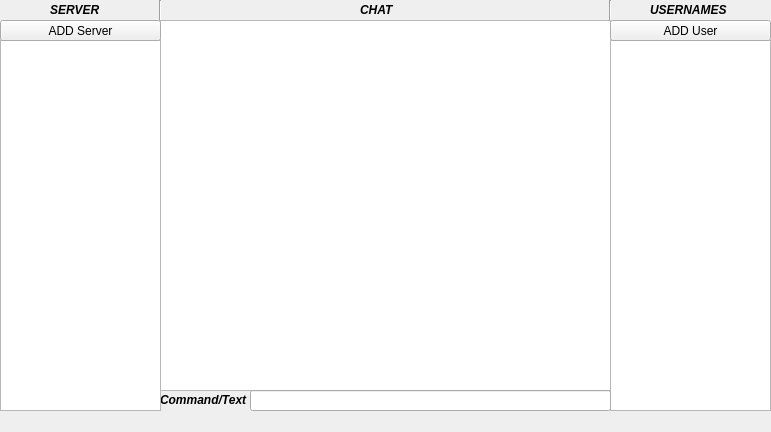
Qt form IRC-client/window_client.ui (Alex-Sidorov/IRC-client) before a commit.
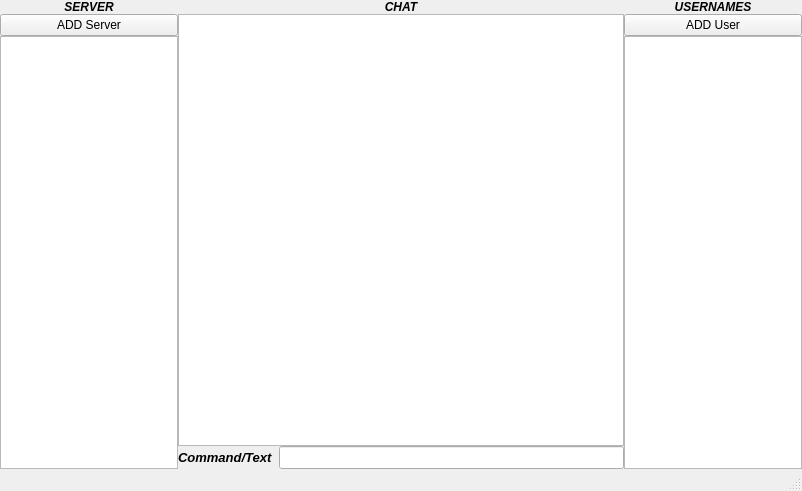
The same form after that commit.

```diff
--- a/IRC-client/window_client.ui
+++ b/IRC-client/window_client.ui
@@ -6,26 +6,136 @@
    <rect>
     <x>0</x>
     <y>0</y>
-    <width>771</width>
-    <height>432</height>
+    <width>802</width>
+    <height>491</height>
    </rect>
   </property>
   <property name="windowTitle">
    <string>Window_client</string>
   </property>
   <widget class="QWidget" name="centralWidget">
+   <layout class="QVBoxLayout" name="verticalLayout_5">
+    <property name="spacing">
+     <number>0</number>
+    </property>
+    <property name="leftMargin">
+     <number>0</number>
+    </property>
+    <property name="topMargin">
+     <number>0</number>
+    </property>
+    <property name="rightMargin">
+     <number>0</number>
+    </property>
+    <property name="bottomMargin">
+     <number>0</number>
+    </property>
+    <item>
+     <layout class="QHBoxLayout" name="horizontalLayout_3">
+      <property name="spacing">
+       <number>0</number>
+      </property>
+      <item>
+       <widget class="Line" name="line">
+        <property name="orientation">
+         <enum>Qt::Horizontal</enum>
+        </property>
+       </widget>
+      </item>
+      <item>
+       <layout class="QHBoxLayout" name="horizontalLayout_2" stretch="2,5,2">
+        <property name="spacing">
+         <number>0</number>
+        </property>
+        <property name="sizeConstraint">
+         <enum>QLayout::SetDefaultConstraint</enum>
+        </property>
+        <property name="leftMargin">
+         <number>0</number>
+        </property>
+        <item>
+         <layout class="QVBoxLayout" name="verticalLayout">
+          <property name="spacing">
+           <number>0</number>
+          </property>
+          <item>
+           <widget class="QLabel" name="label_for_server">
+            <property name="font">
+             <font>
+              <family>Arial</family>
+              <pointsize>9</pointsize>
+              <weight>75</weight>
+              <italic>true</italic>
+              <bold>true</bold>
+             </font>
+            </property>
+            <property name="text">
+             <string>SERVER</string>
+            </property>
+            <property name="textFormat">
+             <enum>Qt::AutoText</enum>
+            </property>
+            <property name="scaledContents">
+             <bool>false</bool>
+            </property>
+            <property name="alignment">
+             <set>Qt::AlignCenter</set>
+            </property>
+            <property name="textInteractionFlags">
+             <set>Qt::LinksAccessibleByMouse</set>
+            </property>
+           </widget>
+          </item>
+          <item>
+           <widget class="QPushButton" name="addServer">
+            <property name="text">
+             <string>ADD Server</string>
+            </property>
+           </widget>
+          </item>
+          <item>
+           <widget class="QListWidget" name="servers"/>
+          </item>
+         </layout>
+        </item>
+        <item>
+         <layout class="QVBoxLayout" name="verticalLayout_2">
+          <property name="spacing">
+           <number>0</number>
+          </property>
+          <item>
+           <widget class="QLabel" name="label_for_chat">
+            <property name="font">
+             <font>
+              <family>Arial</family>
+              <pointsize>9</pointsize>
+              <weight>75</weight>
+              <italic>true</italic>
+              <bold>true</bold>
+             </font>
+            </property>
+            <property name="text">
+             <string>CHAT</string>
+            </property>
+            <property name="textFormat">
+             <enum>Qt::AutoText</enum>
+            </property>
+            <property name="scaledContents">
+             <bool>false</bool>
+            </property>
+            <property name="alignment">
+             <set>Qt::AlignCenter</set>
+            </property>
+            <property name="textInteractionFlags">
+             <set>Qt::LinksAccessibleByMouse</set>
+            </property>
+           </widget>
+          </item>
+          <item>
    <widget class="QListWidget" name="chat">
     <property name="enabled">
      <bool>true</bool>
     </property>
-    <property name="geometry">
-     <rect>
-      <x>160</x>
-      <y>20</y>
-      <width>451</width>
-      <height>371</height>
-     </rect>
-    </property>
     <property name="font">
      <font>
       <family>Courier New</family>
@@ -43,52 +153,15 @@
      <bool>false</bool>
     </property>
    </widget>
-   <widget class="QListWidget" name="users">
-    <property name="geometry">
-     <rect>
-      <x>610</x>
-      <y>40</y>
-      <width>161</width>
-      <height>371</height>
-     </rect>
-    </property>
-   </widget>
-   <widget class="QLineEdit" name="field_for_input_text">
-    <property name="geometry">
-     <rect>
-      <x>250</x>
-      <y>390</y>
-      <width>361</width>
-      <height>21</height>
-     </rect>
-    </property>
-    <property name="font">
-     <font>
-      <family>Courier New</family>
-      <pointsize>10</pointsize>
-      <italic>false</italic>
-     </font>
-    </property>
-    <property name="focusPolicy">
-     <enum>Qt::ClickFocus</enum>
-    </property>
-    <property name="acceptDrops">
-     <bool>false</bool>
-    </property>
-   </widget>
+          </item>
+          <item>
+           <layout class="QHBoxLayout" name="horizontalLayout">
+            <item>
    <widget class="QLabel" name="label_for_input_text">
-    <property name="geometry">
-     <rect>
-      <x>160</x>
-      <y>390</y>
-      <width>91</width>
-      <height>20</height>
-     </rect>
-    </property>
     <property name="font">
      <font>
       <family>Arial</family>
-      <pointsize>9</pointsize>
+                <pointsize>10</pointsize>
       <weight>75</weight>
       <italic>true</italic>
       <bold>true</bold>
@@ -111,56 +184,35 @@
      <set>Qt::LinksAccessibleByMouse</set>
     </property>
    </widget>
-   <widget class="QListWidget" name="servers">
-    <property name="geometry">
-     <rect>
-      <x>0</x>
-      <y>40</y>
-      <width>161</width>
-      <height>371</height>
-     </rect>
-    </property>
-   </widget>
-   <widget class="QLabel" name="label_for_server">
-    <property name="geometry">
-     <rect>
-      <x>50</x>
-      <y>0</y>
-      <width>61</width>
-      <height>20</height>
-     </rect>
-    </property>
+            </item>
+            <item>
+             <widget class="QLineEdit" name="field_for_input_text">
     <property name="font">
      <font>
-      <family>Arial</family>
-      <pointsize>9</pointsize>
-      <weight>75</weight>
-      <italic>true</italic>
-      <bold>true</bold>
-     </font>
-    </property>
-    <property name="text">
-     <string>SERVER</string>
-    </property>
-    <property name="textFormat">
-     <enum>Qt::AutoText</enum>
-    </property>
-    <property name="scaledContents">
+                <family>Courier New</family>
+                <pointsize>10</pointsize>
+                <italic>false</italic>
+               </font>
+              </property>
+              <property name="focusPolicy">
+               <enum>Qt::ClickFocus</enum>
+              </property>
+              <property name="acceptDrops">
      <bool>false</bool>
     </property>
-    <property name="textInteractionFlags">
-     <set>Qt::LinksAccessibleByMouse</set>
-    </property>
-   </widget>
+             </widget>
+            </item>
+           </layout>
+          </item>
+         </layout>
+        </item>
+        <item>
+         <layout class="QVBoxLayout" name="verticalLayout_3">
+          <property name="spacing">
+           <number>0</number>
+          </property>
+          <item>
    <widget class="QLabel" name="label_for_user">
-    <property name="geometry">
-     <rect>
-      <x>650</x>
-      <y>0</y>
-      <width>81</width>
-      <height>20</height>
-     </rect>
-    </property>
     <property name="font">
      <font>
       <family>Arial</family>
@@ -179,105 +231,31 @@
     <property name="scaledContents">
      <bool>false</bool>
     </property>
-    <property name="textInteractionFlags">
-     <set>Qt::LinksAccessibleByMouse</set>
-    </property>
-   </widget>
-   <widget class="Line" name="line_3">
-    <property name="geometry">
-     <rect>
-      <x>150</x>
-      <y>0</y>
-      <width>21</width>
-      <height>21</height>
-     </rect>
-    </property>
-    <property name="minimumSize">
-     <size>
-      <width>21</width>
-      <height>21</height>
-     </size>
-    </property>
-    <property name="orientation">
-     <enum>Qt::Vertical</enum>
-    </property>
-   </widget>
-   <widget class="QLabel" name="label_for_chat">
-    <property name="geometry">
-     <rect>
-      <x>360</x>
-      <y>0</y>
-      <width>51</width>
-      <height>20</height>
-     </rect>
-    </property>
-    <property name="font">
-     <font>
-      <family>Arial</family>
-      <pointsize>9</pointsize>
-      <weight>75</weight>
-      <italic>true</italic>
-      <bold>true</bold>
-     </font>
-    </property>
-    <property name="text">
-     <string>CHAT</string>
-    </property>
-    <property name="textFormat">
-     <enum>Qt::AutoText</enum>
-    </property>
-    <property name="scaledContents">
-     <bool>false</bool>
-    </property>
+            <property name="alignment">
+             <set>Qt::AlignCenter</set>
+            </property>
     <property name="textInteractionFlags">
      <set>Qt::LinksAccessibleByMouse</set>
     </property>
    </widget>
-   <widget class="Line" name="line_4">
-    <property name="geometry">
-     <rect>
-      <x>600</x>
-      <y>0</y>
-      <width>21</width>
-      <height>21</height>
-     </rect>
-    </property>
-    <property name="minimumSize">
-     <size>
-      <width>21</width>
-      <height>21</height>
-     </size>
-    </property>
-    <property name="orientation">
-     <enum>Qt::Vertical</enum>
-    </property>
-   </widget>
-   <widget class="QPushButton" name="addServer">
-    <property name="geometry">
-     <rect>
-      <x>0</x>
-      <y>20</y>
-      <width>161</width>
-      <height>21</height>
-     </rect>
-    </property>
-    <property name="text">
-     <string>ADD Server</string>
-    </property>
-   </widget>
+          </item>
+          <item>
    <widget class="QPushButton" name="addUser">
-    <property name="geometry">
-     <rect>
-      <x>610</x>
-      <y>20</y>
-      <width>161</width>
-      <height>21</height>
-     </rect>
-    </property>
     <property name="text">
      <string>ADD User</string>
     </property>
    </widget>
+          </item>
+          <item>
+           <widget class="QListWidget" name="users"/>
+          </item>
+         </layout>
+        </item>
+       </layout>
+      </item>
+     </layout>
+    </item>
+   </layout>
   </widget>
   <widget class="QMenuBar" name="menuBar">
    <property name="geometry">
@@ -289,6 +267,7 @@
     </rect>
    </property>
   </widget>
+  <widget class="QStatusBar" name="statusBar"/>
  </widget>
  <layoutdefault spacing="6" margin="11"/>
  <resources/>
```
Left out of the diff: 2 changed lines with no effect on the pictures. Lines whose indentation alone changed are shown as unchanged.
